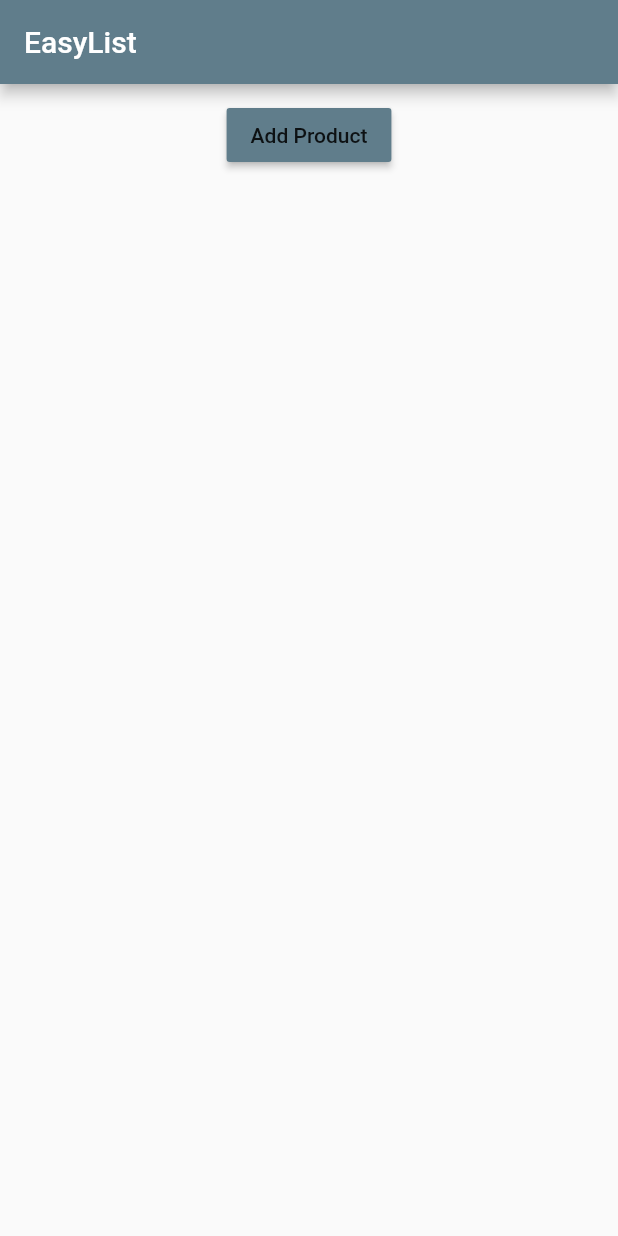
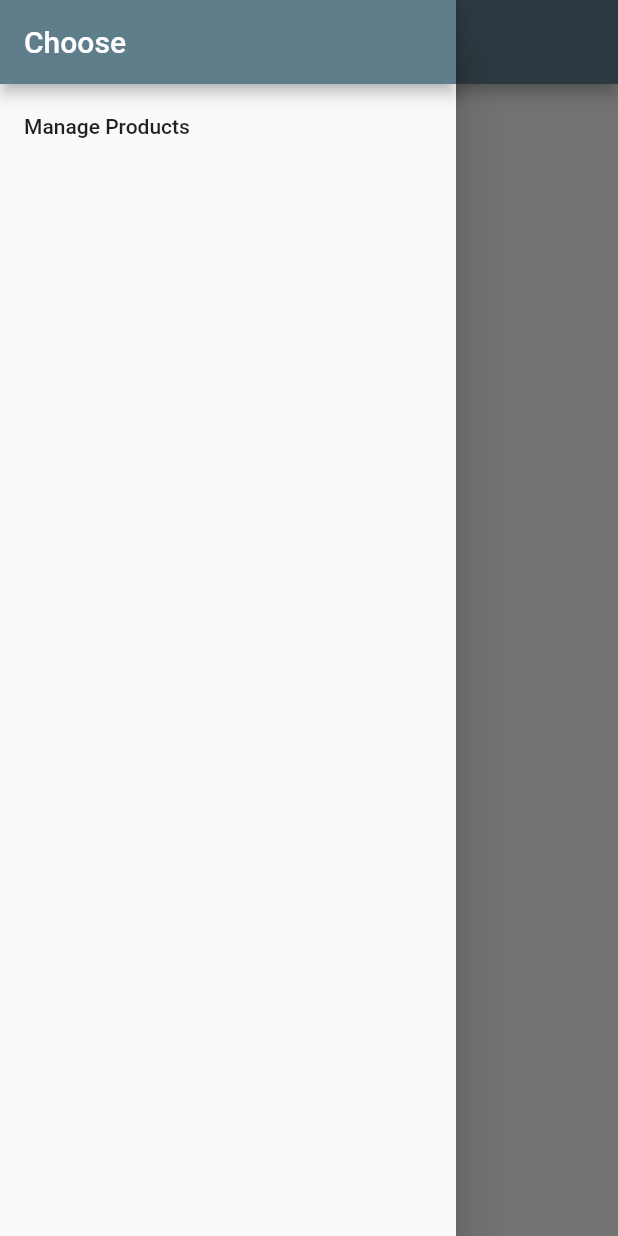
Before and after one commit to ElenaHrndz/food_app-flutter, a Flutter app: the HomePage screen opened directly, with the side drawer open (before the commit the screen has no drawer), on a phone screen of 412 x 824 dp. Run offline on Flutter 3.47's test engine with Material 2 defaults, Android fonts, the phone set to English and light mode, and no system bars.

Commit message:
navigation pages
add auth page
function to delete
add AppBar

```diff
--- a/lib/main.dart
+++ b/lib/main.dart
@@ -1,7 +1,7 @@
 import 'package:flutter/material.dart';
 // import 'package:flutter/rendering.dart';
 
-import './pages/home.dart';
+import './pages/auth.dart';
 
 void main(){
   // debugPaintSizeEnabled = true;
@@ -19,7 +19,7 @@ class MyApp extends StatelessWidget {
         brightness: Brightness.light,
         primarySwatch: Colors.blueGrey,
         accentColor: Colors.cyan),
-      home: HomePage(),
+      home: AuthPage(),
     );
   }
 }
--- a/lib/pages/home.dart
+++ b/lib/pages/home.dart
@@ -6,10 +6,24 @@ class HomePage extends StatelessWidget {
   @override
   Widget build(BuildContext context) {
     return  Scaffold(
-        appBar: AppBar(
-          title: Text('EasyList'),
+      drawer: Drawer(
+        child: Column(
+          children: <Widget>[
+            AppBar(
+              automaticallyImplyLeading: false,
+              title: Text('Choose'),
+              ),
+              ListTile(
+                title: Text('Manage Products'),
+                onLongPress: () {},
+              )
+            ],
+          ),
         ),
-        body: ProductManager(),
+      appBar: AppBar(
+        title: Text('EasyList'),
+      ),
+      body: ProductManager(),
     );
   }
 }
--- a/lib/product_control.dart
+++ b/lib/product_control.dart
@@ -10,7 +10,7 @@ class ProductControl extends StatelessWidget {
     return RaisedButton(
       color: Theme.of(context).primaryColor,
       onPressed: () {
-        addProduct('Sweets');
+        addProduct({'title': 'Chocolate', 'image': 'assets/food.jpg'});
       },
       child: Text('Add Product'),
     );
--- a/lib/product_manager.dart
+++ b/lib/product_manager.dart
@@ -4,7 +4,7 @@ import './products.dart';
 import './product_control.dart';
 
 class ProductManager extends StatefulWidget {
-  final String startingProduct;
+  final Map<String, String> startingProduct;
 
   ProductManager({this.startingProduct}) {
     print('[ProductsManajger Widget] Contructor');
@@ -18,7 +18,7 @@ class ProductManager extends StatefulWidget {
 }
 
 class _ProductManagerState extends State<ProductManager> {
-  List<String> _products = [];
+  List<Map<String, String>> _products = [];
 
   @override
   void initState() {
@@ -35,9 +35,15 @@ class _ProductManagerState extends State<ProductManager> {
     super.didUpdateWidget(oldWidget);
   }
 
-  void _addProduct(String product) {
+  void _addProduct(Map<String, String> product) {
     setState(() {
       _products.add(product);
+    });
+  }
+
+  void _deleteProduct(int index) {
+    setState(() {
+     _products.removeAt(index);
     });
   }
 
@@ -49,7 +55,7 @@ class _ProductManagerState extends State<ProductManager> {
         margin: EdgeInsets.all(10.0),
         child: ProductControl(_addProduct),
       ),
-      Expanded(child: Products(_products))
+      Expanded(child: Products(_products, deleteProduct:_deleteProduct))
     ]);
   }
 }
--- a/lib/products.dart
+++ b/lib/products.dart
@@ -1,9 +1,12 @@
 import 'package:flutter/material.dart';
 
+import './pages/product.dart';
+
 class Products extends StatelessWidget {
-  final List<String> products;
+  final List<Map<String, String>> products;
+  final Function deleteProduct;
 
-  Products([this.products = const []]) {
+  Products(this.products, {this.deleteProduct}) {
     print('[Products Widget] Contructor');
   }
 
@@ -11,14 +14,25 @@ class Products extends StatelessWidget {
     return Card(
       child: Column(
         children: <Widget>[
-          Image.asset('assets/food.jpg'),
-          Text(products[index]),
+          Image.asset(products[index]['image']),
+          Text(products[index]['title']),
           ButtonBar(
             alignment: MainAxisAlignment.center,
             children: <Widget>[
               FlatButton(
                 child: Text('Details'),
-                onPressed: () => {},
+                onPressed: () => Navigator.push<bool>(
+                  context,
+                  MaterialPageRoute(
+                    builder: (BuildContext contex) => ProductPage(
+                      products[index]['title'], products[index]['image']),
+                  ),
+                )
+                .then((bool value) {
+                  if (value) {
+                    deleteProduct(index);
+                  }
+                }),
               )
             ],
           )
```
Also changed, not shown: lib/pages/auth.dart (added, +26 -0 lines), lib/pages/product.dart (+35 -6 lines).
